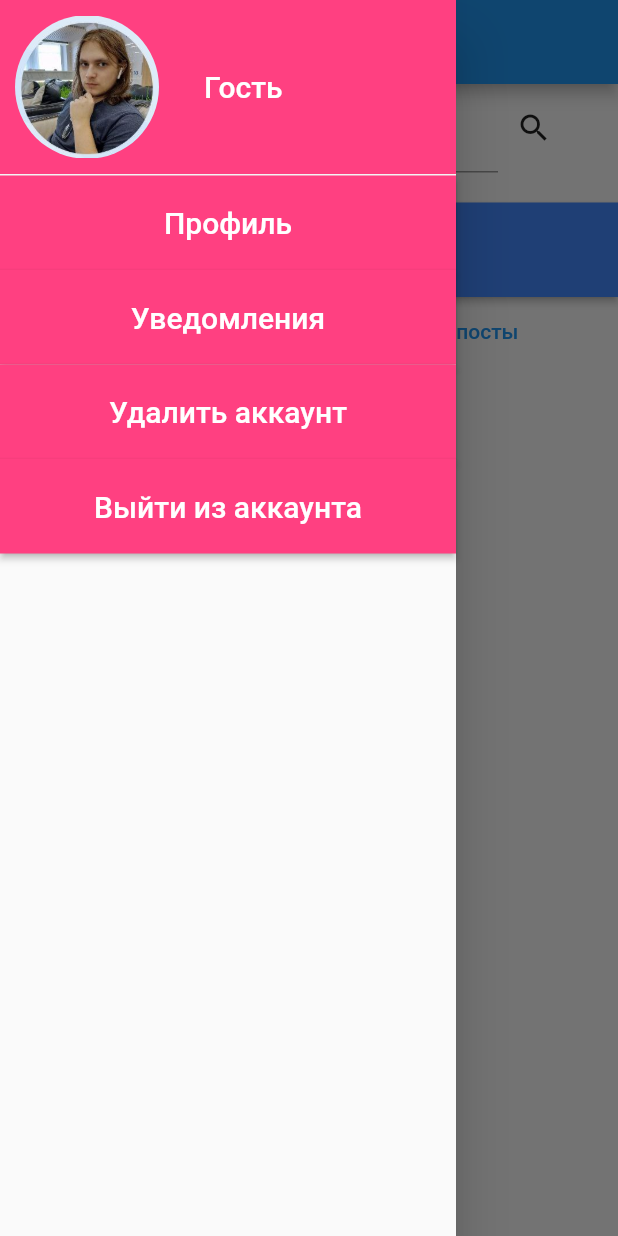
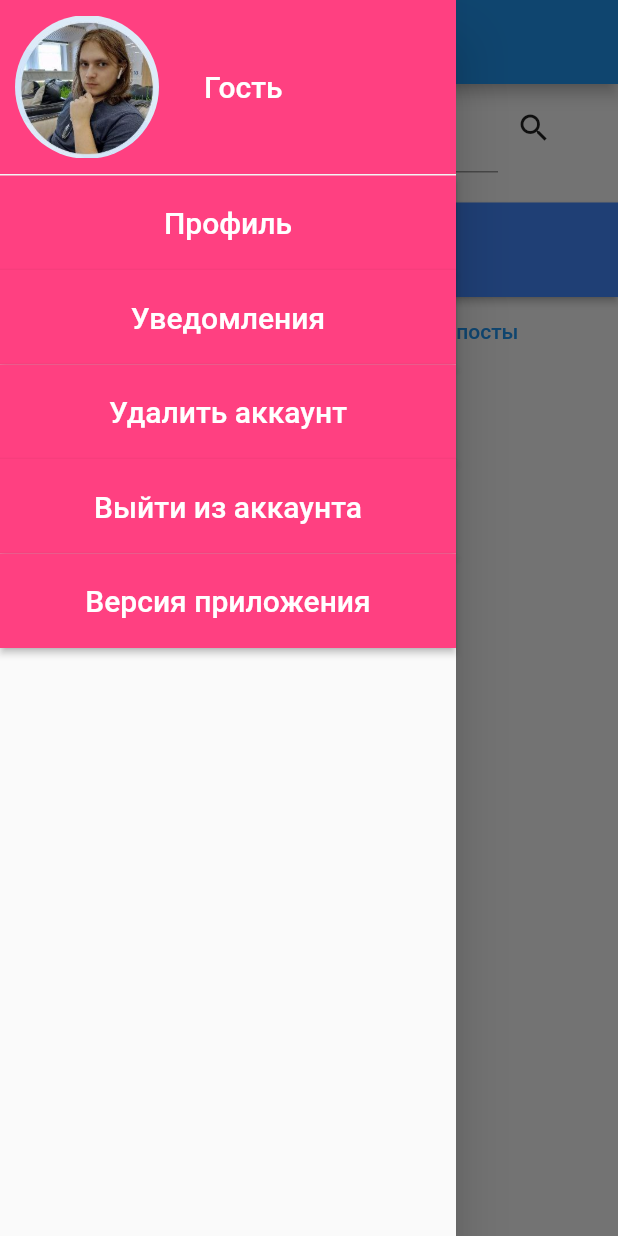
Before and after one commit to XdaydenegX/blog_post, a Flutter app: the HomePage screen opened directly, with the side drawer open, on a phone screen of 412 x 824 dp. Run offline on Flutter 3.47's test engine with Material 2 defaults, Android fonts, the phone set to English and light mode, and no system bars; our stand-ins replace curved_navigation_bar, email_validator, flutter_secure_storage, font_awesome_flutter, like_button, shared_preferences; accounts and stored records are empty; network calls fail.

Commit message:
fix: error correction

```diff
--- a/lib/pages/comment_page.dart
+++ b/lib/pages/comment_page.dart
@@ -31,6 +31,7 @@ class _CommentState extends State<CommentPage> {
     Future.delayed(Duration.zero, () {
       getUser();
       getToken();
+      getComments();
     });
   }
 
@@ -65,6 +66,7 @@ class _CommentState extends State<CommentPage> {
     final res = jsonDecode(response.body);
     if (res['success']) {
       comments = res['response'];
+      comments = new List.from(comments.reversed);
       // created_date = DateFormat('dd.MM.yyyy').format(comments['created_at']);
       // created_time = DateFormat('HH:mm').format(comments['created_at']);
       print(' +++++ response: ${comments['response']} +++++ ');
@@ -75,6 +77,7 @@ class _CommentState extends State<CommentPage> {
   Widget build(BuildContext context) {
     getUser();
     getToken();
+    getComments();
     return Scaffold(
           appBar: AppBar(
             leading: BackButton(),
--- a/lib/pages/home_page.dart
+++ b/lib/pages/home_page.dart
@@ -77,6 +77,7 @@ class _HomePageState extends State<HomePage> {
     super.initState();
     Future.delayed(Duration.zero, () {
       getToken();
+      searchPosts();
       getName();
       getUserPosts();
       getPosts();
@@ -136,6 +137,7 @@ class _HomePageState extends State<HomePage> {
 
   @override
   Widget build(BuildContext context) {
+    searchPosts();
     getToken();
     getName();
     getPosts();
@@ -222,9 +224,18 @@ class _HomePageState extends State<HomePage> {
                       )
                   )
                 }),
-                // LocalSaveToken.deleteAccessToken()
-        // , Navigator.pushReplacement(context, MaterialPageRoute(builder: (context) => SignInPage()))
-                SizedBox(height: 100,),
+                ButtonWidget("Версия приложения", () => {
+                    showDialog(
+                        context: context,
+                        builder: (context) => AlertDialog(
+                          title: Text('Версия приложения'),
+                          content: Text('1.1.9'),
+                          actions: [
+                            TextButton(onPressed: () => {Navigator.pop(context)}, child: Text('Ок')),
+                          ],
+                        )
+                    ),
+                }),
               ],
             )
           ],
```
Also changed, not shown: lib/main.dart (+8 -13 lines), 1 other file.
